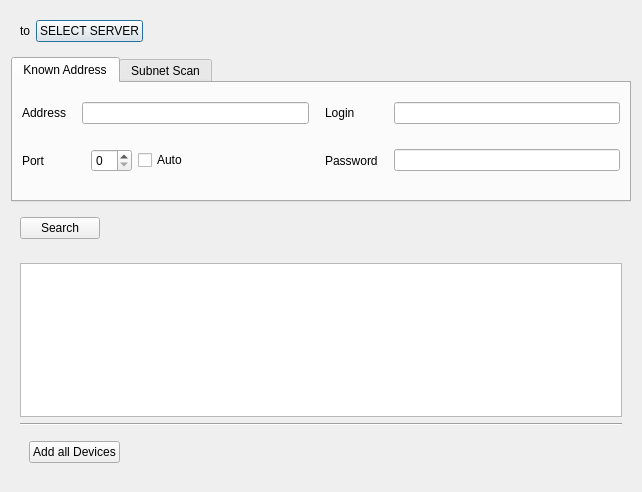
Old version of the form client/nx_client_desktop/src/nx/client/desktop/ui/dialogs/device_addition_dialog.ui in the repository networkoptix/nx_open.
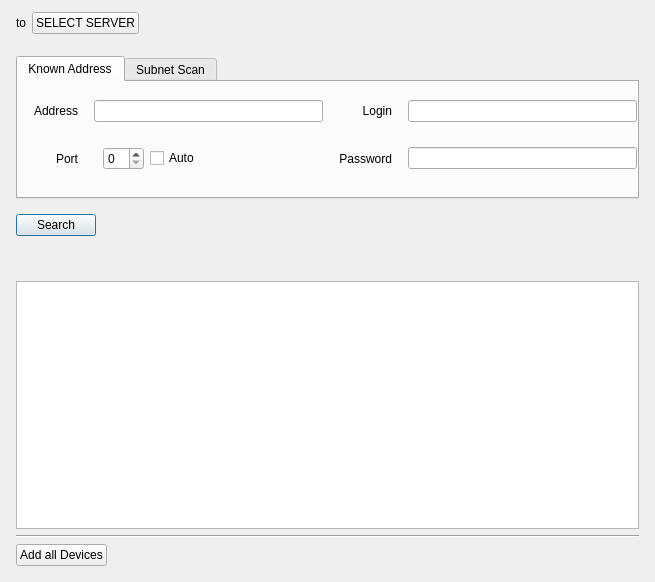
New version of the form. Custom widgets are drawn as their Qt base class.

```diff
--- a/client/nx_client_desktop/src/nx/client/desktop/ui/dialogs/device_addition_dialog.ui
+++ b/client/nx_client_desktop/src/nx/client/desktop/ui/dialogs/device_addition_dialog.ui
@@ -6,8 +6,8 @@
    <rect>
     <x>0</x>
     <y>0</y>
-    <width>642</width>
-    <height>492</height>
+    <width>655</width>
+    <height>582</height>
    </rect>
   </property>
   <property name="sizePolicy">
@@ -16,19 +16,37 @@
     <verstretch>0</verstretch>
    </sizepolicy>
   </property>
-  <property name="minimumSize">
-   <size>
-    <width>0</width>
-    <height>0</height>
-   </size>
-  </property>
   <property name="windowTitle">
    <string>Add device(s)...</string>
   </property>
   <layout class="QVBoxLayout" name="verticalLayout">
+   <property name="leftMargin">
+    <number>0</number>
+   </property>
+   <property name="topMargin">
+    <number>0</number>
+   </property>
+   <property name="rightMargin">
+    <number>0</number>
+   </property>
+   <property name="bottomMargin">
+    <number>0</number>
+   </property>
    <item>
     <widget class="QnPanel" name="serverChoosePanel" native="true">
      <layout class="QHBoxLayout" name="horizontalLayout">
+      <property name="leftMargin">
+       <number>16</number>
+      </property>
+      <property name="topMargin">
+       <number>12</number>
+      </property>
+      <property name="rightMargin">
+       <number>16</number>
+      </property>
+      <property name="bottomMargin">
+       <number>12</number>
+      </property>
       <item>
        <widget class="QLabel" name="toServerLabel">
         <property name="text">
@@ -38,6 +56,9 @@
       </item>
       <item>
        <widget class="QnChooseServerButton" name="selectServerMenuButton">
+        <property name="focusPolicy">
+         <enum>Qt::NoFocus</enum>
+        </property>
         <property name="text">
          <string>SELECT SERVER</string>
         </property>
@@ -60,15 +81,54 @@
     </widget>
    </item>
    <item>
+    <widget class="QnPanel" name="searchPanel" native="true">
+     <layout class="QVBoxLayout" name="verticalLayout_3">
+      <property name="leftMargin">
+       <number>16</number>
+      </property>
+      <property name="topMargin">
+       <number>4</number>
+      </property>
+      <property name="rightMargin">
+       <number>16</number>
+      </property>
+      <property name="bottomMargin">
+       <number>14</number>
+      </property>
+      <item>
     <widget class="QTabWidget" name="tabWidget">
+        <property name="sizePolicy">
+         <sizepolicy hsizetype="MinimumExpanding" vsizetype="Preferred">
+          <horstretch>0</horstretch>
+          <verstretch>0</verstretch>
+         </sizepolicy>
+        </property>
      <property name="currentIndex">
       <number>0</number>
      </property>
-     <widget class="QnPanel" name="knownAddressesPage">
+        <widget class="QWidget" name="knownAddressesPage">
+         <property name="sizePolicy">
+          <sizepolicy hsizetype="Preferred" vsizetype="Preferred">
+           <horstretch>0</horstretch>
+           <verstretch>0</verstretch>
+          </sizepolicy>
+         </property>
       <attribute name="title">
        <string>Known Address</string>
       </attribute>
       <layout class="QGridLayout" name="gridLayout">
+          <property name="leftMargin">
+           <number>16</number>
+          </property>
+          <property name="topMargin">
+           <number>8</number>
+          </property>
+          <property name="rightMargin">
+           <number>0</number>
+          </property>
+          <property name="bottomMargin">
+           <number>8</number>
+          </property>
        <property name="horizontalSpacing">
         <number>16</number>
        </property>
@@ -112,6 +172,9 @@
          <property name="text">
           <string>Login</string>
          </property>
+            <property name="alignment">
+             <set>Qt::AlignRight|Qt::AlignTrailing|Qt::AlignVCenter</set>
+            </property>
         </widget>
        </item>
        <item row="1" column="0">
@@ -119,6 +182,9 @@
          <property name="text">
           <string>Port</string>
          </property>
+            <property name="alignment">
+             <set>Qt::AlignRight|Qt::AlignTrailing|Qt::AlignVCenter</set>
+            </property>
         </widget>
        </item>
        <item row="1" column="2">
@@ -126,6 +192,9 @@
          <property name="text">
           <string>Password</string>
          </property>
+            <property name="alignment">
+             <set>Qt::AlignRight|Qt::AlignTrailing|Qt::AlignVCenter</set>
+            </property>
         </widget>
        </item>
        <item row="1" column="3">
@@ -136,6 +205,9 @@
          <property name="text">
           <string>Address</string>
          </property>
+            <property name="alignment">
+             <set>Qt::AlignRight|Qt::AlignTrailing|Qt::AlignVCenter</set>
+            </property>
         </widget>
        </item>
       </layout>
@@ -145,6 +217,21 @@
        <string>Subnet Scan</string>
       </attribute>
       <layout class="QGridLayout" name="gridLayout_2">
+          <property name="leftMargin">
+           <number>16</number>
+          </property>
+          <property name="topMargin">
+           <number>8</number>
+          </property>
+          <property name="rightMargin">
+           <number>0</number>
+          </property>
+          <property name="bottomMargin">
+           <number>8</number>
+          </property>
+          <property name="horizontalSpacing">
+           <number>16</number>
+          </property>
        <item row="0" column="0">
         <widget class="QLabel" name="label_6">
          <property name="text">
@@ -202,6 +289,9 @@
          <property name="text">
           <string>Port</string>
          </property>
+            <property name="alignment">
+             <set>Qt::AlignRight|Qt::AlignTrailing|Qt::AlignVCenter</set>
+            </property>
         </widget>
        </item>
        <item row="2" column="1">
@@ -239,11 +329,29 @@
    </item>
    <item>
     <widget class="QStackedWidget" name="searchControls">
+        <property name="sizePolicy">
+         <sizepolicy hsizetype="Preferred" vsizetype="Fixed">
+          <horstretch>0</horstretch>
+          <verstretch>0</verstretch>
+         </sizepolicy>
+        </property>
      <property name="currentIndex">
       <number>0</number>
      </property>
-     <widget class="QnPanel" name="startSearchPage">
+        <widget class="QWidget" name="startSearchPage">
       <layout class="QHBoxLayout" name="horizontalLayout_5">
+          <property name="leftMargin">
+           <number>0</number>
+          </property>
+          <property name="topMargin">
+           <number>0</number>
+          </property>
+          <property name="rightMargin">
+           <number>0</number>
+          </property>
+          <property name="bottomMargin">
+           <number>0</number>
+          </property>
        <item>
         <widget class="QPushButton" name="searchButton">
          <property name="text">
@@ -266,7 +374,7 @@
        </item>
       </layout>
      </widget>
-     <widget class="QnPanel" name="searchProgressPage">
+        <widget class="QWidget" name="searchProgressPage">
       <layout class="QHBoxLayout" name="horizontalLayout_6">
        <item>
         <widget class="QProgressBar" name="searchProgressBar">
@@ -286,17 +394,44 @@
      </widget>
     </widget>
    </item>
+     </layout>
+    </widget>
+   </item>
    <item>
     <widget class="QStackedWidget" name="searchResultsStackedWidget">
+     <property name="sizePolicy">
+      <sizepolicy hsizetype="MinimumExpanding" vsizetype="MinimumExpanding">
+       <horstretch>0</horstretch>
+       <verstretch>0</verstretch>
+      </sizepolicy>
+     </property>
      <property name="currentIndex">
       <number>0</number>
      </property>
      <widget class="QWidget" name="resultsPage">
       <layout class="QVBoxLayout" name="verticalLayout_2">
+       <property name="leftMargin">
+        <number>16</number>
+       </property>
+       <property name="topMargin">
+        <number>16</number>
+       </property>
+       <property name="rightMargin">
+        <number>16</number>
+       </property>
+       <property name="bottomMargin">
+        <number>16</number>
+       </property>
        <item>
         <widget class="QnSimpleSelectionTableView" name="foundDevicesTable">
+         <property name="sizePolicy">
+          <sizepolicy hsizetype="Preferred" vsizetype="Expanding">
+           <horstretch>0</horstretch>
+           <verstretch>0</verstretch>
+          </sizepolicy>
+         </property>
          <property name="horizontalScrollBarPolicy">
-          <enum>Qt::ScrollBarAlwaysOff</enum>
+          <enum>Qt::ScrollBarAsNeeded</enum>
          </property>
          <property name="selectionBehavior">
           <enum>QAbstractItemView::SelectRows</enum>
@@ -334,6 +469,18 @@
        <item>
         <widget class="QWidget" name="widget_4" native="true">
          <layout class="QHBoxLayout" name="horizontalLayout_4">
+          <property name="leftMargin">
+           <number>0</number>
+          </property>
+          <property name="topMargin">
+           <number>0</number>
+          </property>
+          <property name="rightMargin">
+           <number>0</number>
+          </property>
+          <property name="bottomMargin">
+           <number>0</number>
+          </property>
           <item>
            <widget class="QPushButton" name="addDevicesButton">
             <property name="text">
@@ -361,6 +508,18 @@
      </widget>
      <widget class="QWidget" name="placeholderPage">
       <layout class="QHBoxLayout" name="horizontalLayout_7">
+       <property name="leftMargin">
+        <number>16</number>
+       </property>
+       <property name="topMargin">
+        <number>16</number>
+       </property>
+       <property name="rightMargin">
+        <number>16</number>
+       </property>
+       <property name="bottomMargin">
+        <number>16</number>
+       </property>
        <item>
         <widget class="QLabel" name="placeholderLabel">
          <property name="text">
@@ -384,23 +543,17 @@
    <header location="global">ui/widgets/common/panel.h</header>
    <container>1</container>
   </customwidget>
-  <customwidget>
-   <class>QnDropdownButton</class>
-   <extends>QPushButton</extends>
-   <header location="global">ui/widgets/common/dropdown_button.h</header>
-   <container>1</container>
-  </customwidget>
-  <customwidget>
-   <class>QnChooseServerButton</class>
-   <extends>QnDropdownButton</extends>
-   <header location="global">nx/client/desktop/ui/dialogs/private/choose_server_button.h</header>
-   <container>1</container>
-  </customwidget>
   <customwidget>
    <class>QnSimpleSelectionTableView</class>
    <extends>QTableView</extends>
    <header location="global">ui/widgets/common/simple_selection_table_view.h</header>
   </customwidget>
+  <customwidget>
+   <class>QnChooseServerButton</class>
+   <extends>QPushButton</extends>
+   <header location="global">nx/client/desktop/ui/dialogs/private/choose_server_button.h</header>
+   <container>1</container>
+  </customwidget>
  </customwidgets>
  <resources/>
  <connections/>
```
Lines whose indentation alone changed are shown as unchanged.
